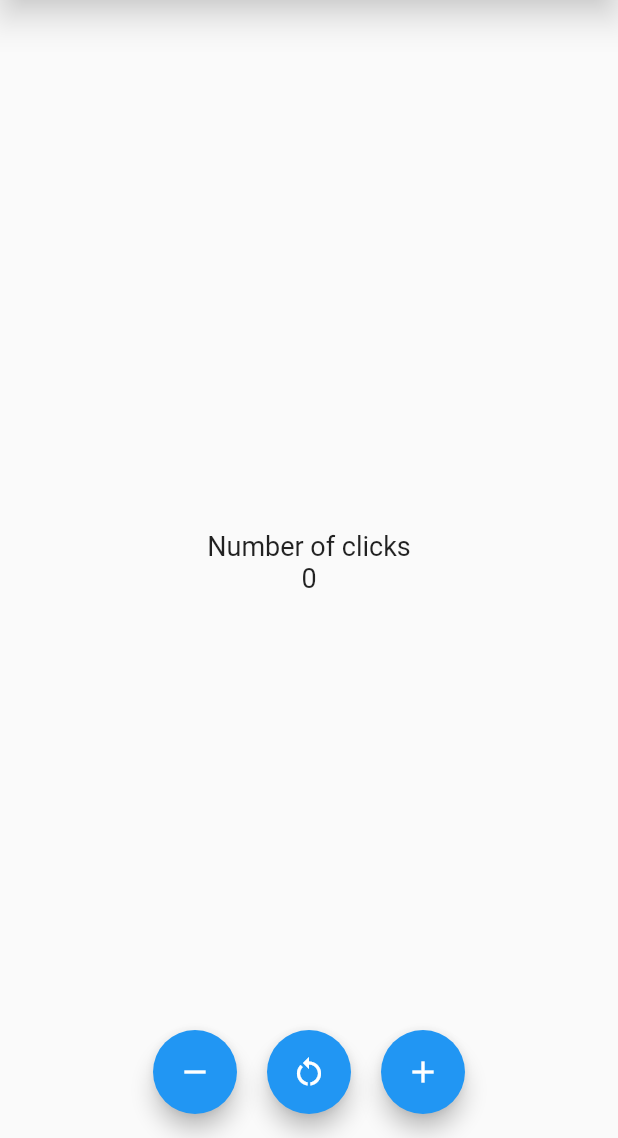
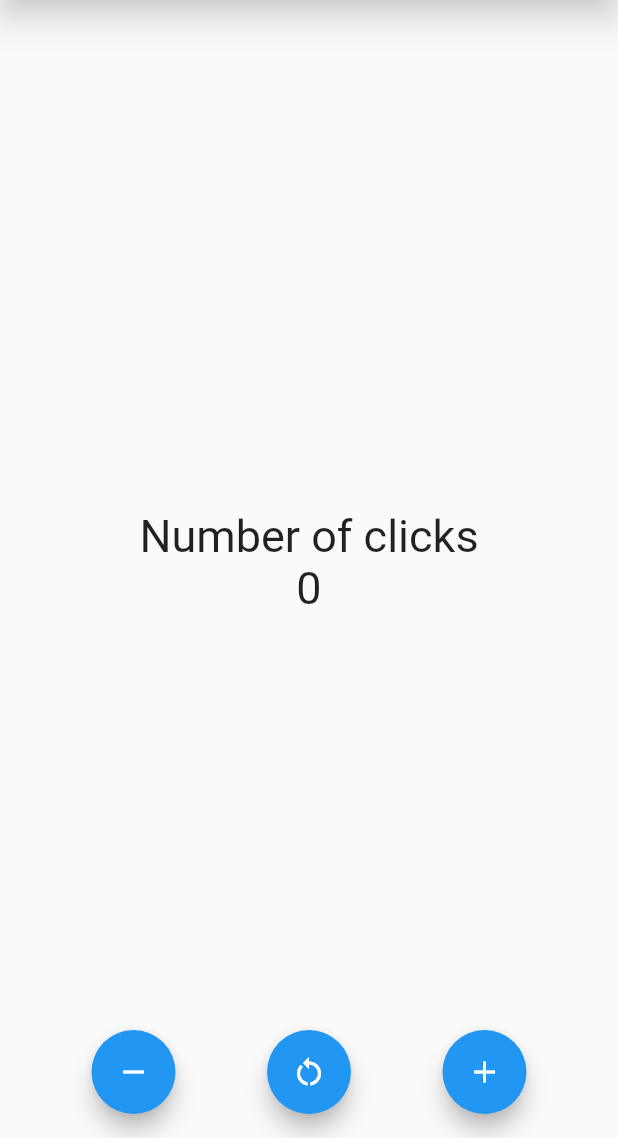
Before and after one commit to francopagnotta/Flutter_Counter, a Flutter app: the screen it shows after launch, on a phone screen of 412 x 824 dp, the part 98-1236 px from its top. Run offline on Flutter 3.47's test engine with Material 2 defaults, Android fonts, the phone set to English and light mode, and no system bars.

Commit message:
refactor(counter screen): add a new class for FloatingActionButtons

```diff
--- a/lib/screens/counter_screen.dart
+++ b/lib/screens/counter_screen.dart
@@ -12,7 +12,7 @@ class _CounterScreenState extends State<CounterScreen> {
   // Class' constructor, It is because it has the class name
   @override
   Widget build(BuildContext context) {
-    const TextStyle fontSize = TextStyle(fontSize: 18);
+    const TextStyle fontSize = TextStyle(fontSize: 30);
 
     return Scaffold(
       appBar: AppBar(
@@ -39,45 +39,35 @@ class _CounterScreenState extends State<CounterScreen> {
           ],
         ),
       ),
-      floatingActionButton: Row(
-        mainAxisAlignment: MainAxisAlignment.center,
-        children: [
-          FloatingActionButton(
-              child: const Icon(
-                Icons.remove,
-              ),
-              // ignore: avoid_print
-              onPressed: () {
-                counter--;
-                setState(() => {}); // anonymous function that set the state.
-              }),
-          const SizedBox(
-            width: 20,
-          ),
-          FloatingActionButton(
-              child: const Icon(
-                Icons.restart_alt,
-              ),
-              // ignore: avoid_print
-              onPressed: () {
-                counter = 0;
-                setState(() => {});
-              }),
-          const SizedBox(
-            width: 20,
-          ),
-          FloatingActionButton(
-              child: const Icon(
-                Icons.add,
-              ),
-              // ignore: avoid_print
-              onPressed: () {
-                counter++;
-                setState(() => {});
-              }),
-        ],
-      ),
+      floatingActionButton: const CustomFloatingActionButtons(),
       floatingActionButtonLocation: FloatingActionButtonLocation.centerFloat,
     );
   }
 }
+
+class CustomFloatingActionButtons extends StatelessWidget {
+  const CustomFloatingActionButtons({
+    Key? key,
+  }) : super(key: key);
+
+  @override
+  Widget build(BuildContext context) {
+    return Row(
+      mainAxisAlignment: MainAxisAlignment.spaceEvenly,
+      children: const [
+        FloatingActionButton(
+          onPressed: null,
+          child: Icon(Icons.remove),
+        ),
+        FloatingActionButton(
+          onPressed: null,
+          child: Icon(Icons.restart_alt),
+        ),
+        FloatingActionButton(
+          onPressed: null,
+          child: Icon(Icons.add),
+        ),
+      ],
+    );
+  }
+}
```
